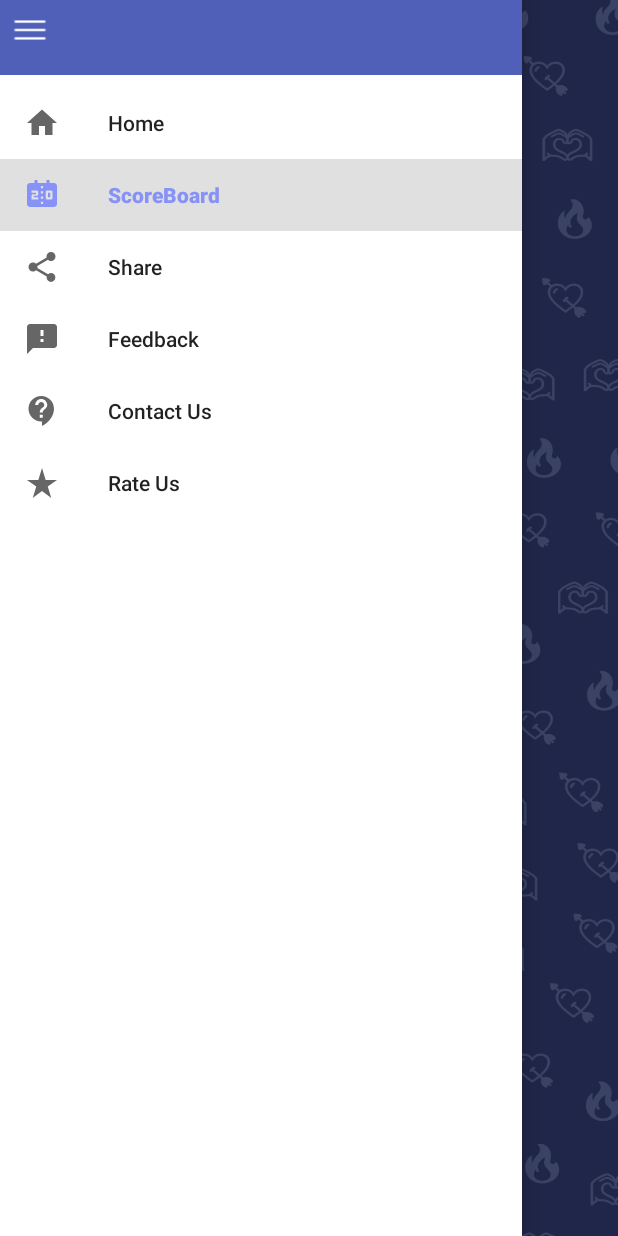
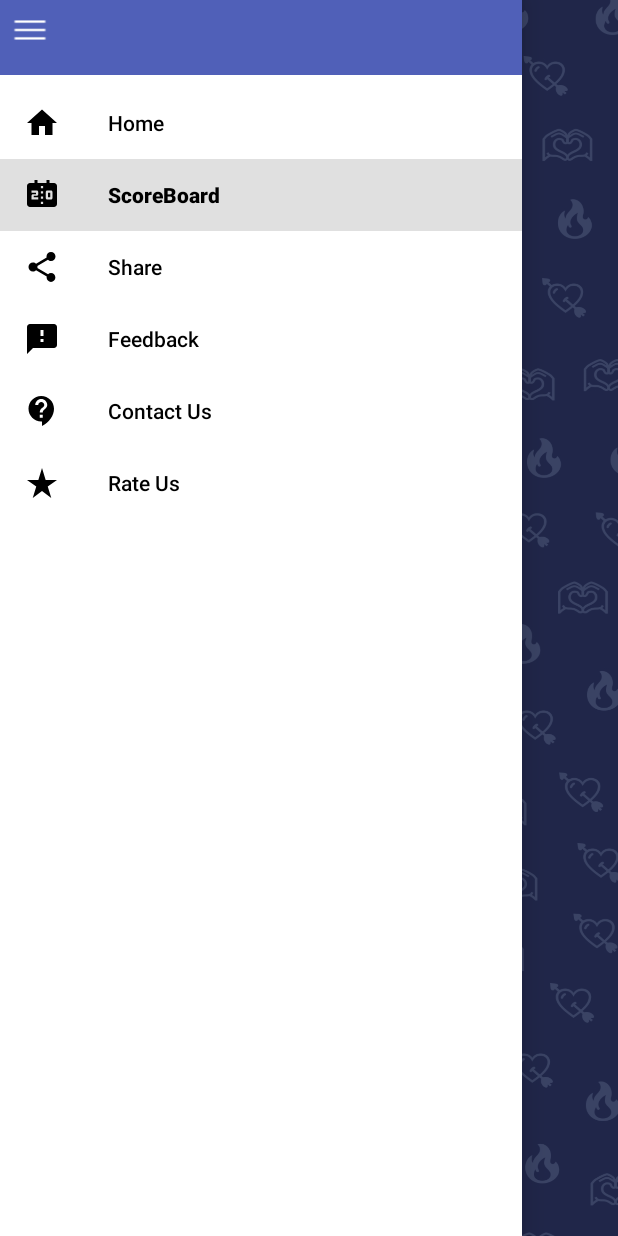
Before and after one commit to nahian00777/Mobile-App-Development-Project, an Android app built with Jetpack Compose: the NavigationDrawerActivity screen opened directly, with no data from a screen before it, after a tap on "ScoreBoard", on a phone screen of 412 x 824 dp. Run offline under Robolectric (Android 15) with nearby library versions, the phone set to English and light mode, and no system bars; 2 other taps on this screen came first.

Commit message:
fixing bugs

```diff
--- a/app/src/main/res/layout/activity_home_page.xml
+++ b/app/src/main/res/layout/activity_home_page.xml
@@ -57,6 +57,7 @@
                     android:layout_width="match_parent"
                     android:layout_height="wrap_content"
                     android:layout_marginBottom="16dp"
+                    app:cardBackgroundColor="@color/white"
                     app:cardCornerRadius="16dp"
                     app:cardElevation="8dp">
 
@@ -101,6 +102,7 @@
                     android:layout_width="match_parent"
                     android:layout_height="wrap_content"
                     android:layout_marginBottom="16dp"
+                    app:cardBackgroundColor="@color/white"
                     app:cardCornerRadius="16dp"
                     app:cardElevation="8dp">
 
@@ -145,6 +147,7 @@
                     android:layout_width="match_parent"
                     android:layout_height="wrap_content"
                     android:layout_marginBottom="16dp"
+                    app:cardBackgroundColor="@color/white"
                     app:cardCornerRadius="16dp"
                     app:cardElevation="8dp">
 
--- a/app/src/main/res/layout/activity_navigation_drawer.xml
+++ b/app/src/main/res/layout/activity_navigation_drawer.xml
@@ -29,5 +29,7 @@
         android:layout_gravity="start"
         android:background="@color/white"
         app:headerLayout="@layout/nav_header"
+        app:itemIconTint="@color/black"
+        app:itemTextColor="@color/black"
         app:menu="@menu/drawer_view" />
 </androidx.drawerlayout.widget.DrawerLayout>
--- a/app/src/main/res/menu/drawer_view.xml
+++ b/app/src/main/res/menu/drawer_view.xml
@@ -5,26 +5,32 @@
             android:id="@+id/nav_first_frag"
             android:checked="true"
             android:icon="@drawable/baseline_home_24"
+            android:textColor="@color/black"
             android:title="Home" />
         <item
             android:id="@+id/nav_second_frag"
             android:icon="@drawable/baseline_scoreboard_24"
+            android:textColor="@color/black"
             android:title="ScoreBoard" />
         <item
             android:id="@+id/nav_third_frag"
             android:icon="@drawable/baseline_share_24"
+            android:textColor="@color/black"
             android:title="Share" />
         <item
             android:id="@+id/nav_fourth_frag"
             android:icon="@drawable/baseline_feedback_24"
+            android:textColor="@color/black"
             android:title="Feedback" />
         <item
             android:id="@+id/nav_fifth_frag"
             android:icon="@drawable/baseline_contact_support_24"
+            android:textColor="@color/black"
             android:title="Contact Us" />
         <item
             android:id="@+id/nav_sixth_frag"
             android:icon="@drawable/baseline_star_rate_24"
+            android:textColor="@color/black"
             android:title="Rate Us" />
     </group>
 </menu>
```
Also changed, not shown: app/src/main/java/com/knowbuddy/friendsforever/frontend/pages/HomePage.kt (+12 -12 lines), app/src/main/res/layout/activity_quiz1.xml (+0 -8 lines).
